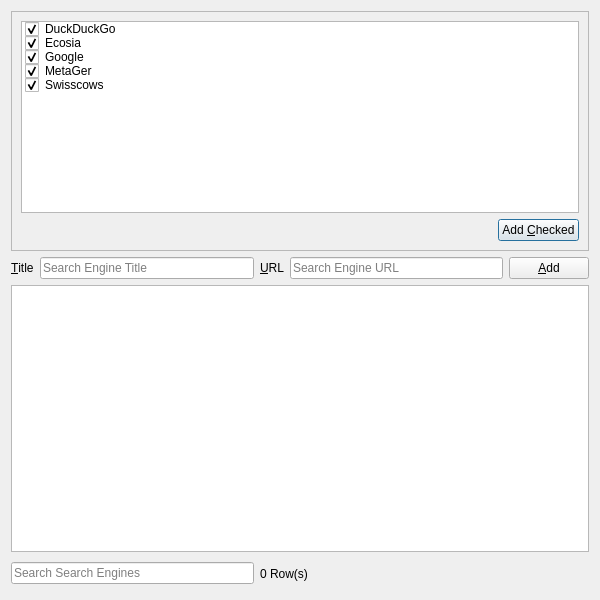
Before: the Qt Designer form UI/dooble_search_engines_popup.ui in textbrowser/dooble, drawn with Qt 5.
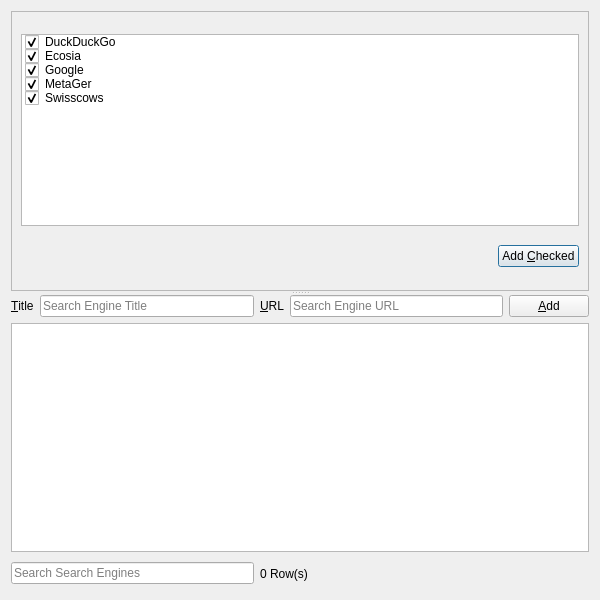
After: the same form once the commit is applied. Icons and pictures are not drawn. Custom widgets are drawn as their Qt base class.

Diff of the .ui file:
```diff
--- a/UI/dooble_search_engines_popup.ui
+++ b/UI/dooble_search_engines_popup.ui
@@ -17,8 +17,12 @@
    <iconset resource="../Icons/icons.qrc">
     <normaloff>:/Logo/dooble.png</normaloff>:/Logo/dooble.png</iconset>
   </property>
-  <layout class="QVBoxLayout" name="verticalLayout">
+  <layout class="QVBoxLayout" name="verticalLayout_3">
    <item>
+    <widget class="QSplitter" name="splitter">
+     <property name="orientation">
+      <enum>Qt::Vertical</enum>
+     </property>
     <widget class="QFrame" name="frame">
      <property name="frameShape">
       <enum>QFrame::StyledPanel</enum>
@@ -103,7 +107,8 @@
       </item>
      </layout>
     </widget>
-   </item>
+     <widget class="QWidget" name="">
+      <layout class="QVBoxLayout" name="verticalLayout">
    <item>
     <layout class="QHBoxLayout" name="horizontalLayout_14">
      <item>
@@ -196,6 +201,10 @@
      <attribute name="verticalHeaderCascadingSectionResizes">
       <bool>true</bool>
      </attribute>
+        </widget>
+       </item>
+      </layout>
+     </widget>
     </widget>
    </item>
    <item>
```
Lines whose indentation alone changed are shown as unchanged.
